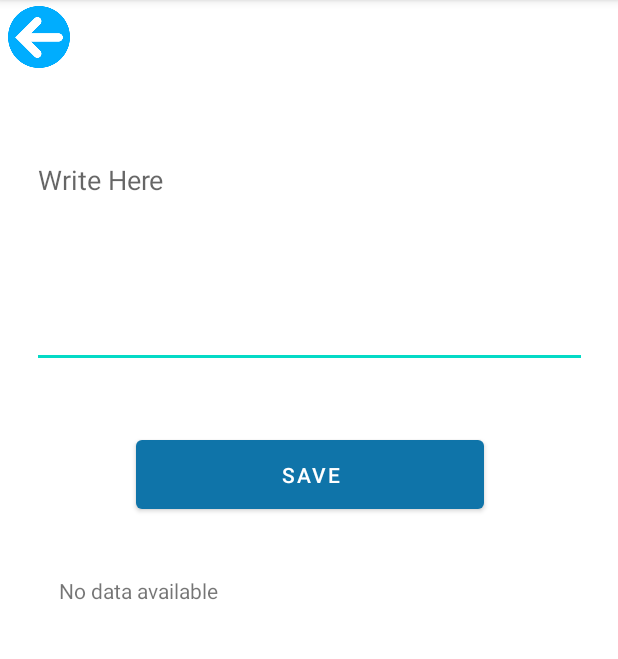
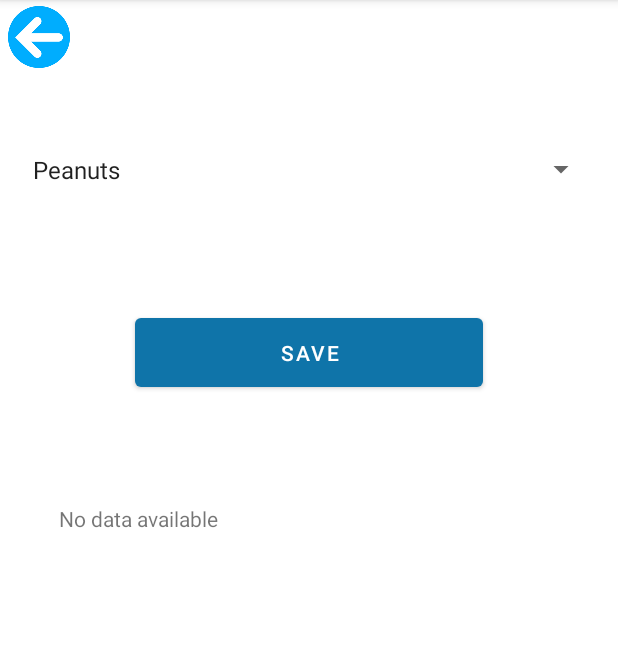
Before and after one commit to BALLLONG/LASTPROJECT, an Android app: the Personal_info screen opened directly, with no data from a screen before it, after a tap on "SAVE", on a phone screen of 412 x 824 dp, the part 84-743 px from its top. Run offline under Robolectric (Android 15) with nearby library versions, the phone set to English and light mode, and no system bars; our stand-ins replace Firebase (no records; nobody signed in at launch, a user with empty details on screens opened directly).

Commit message:
Test Spinner save data

```diff
--- a/app/src/main/java/com/example/LastProject/Personal_info.java
+++ b/app/src/main/java/com/example/LastProject/Personal_info.java
@@ -3,13 +3,13 @@ package com.example.LastProject;
 import androidx.annotation.NonNull;
 import androidx.appcompat.app.AppCompatActivity;
 
-import android.annotation.SuppressLint;
 import android.content.Intent;
 import android.os.Bundle;
 import android.view.View;
+import android.widget.ArrayAdapter;
 import android.widget.Button;
-import android.widget.EditText;
 import android.widget.ImageView;
+import android.widget.Spinner;
 import android.widget.TextView;
 import android.widget.Toast;
 
@@ -22,39 +22,79 @@ import com.google.firebase.database.DatabaseReference;
 import com.google.firebase.database.FirebaseDatabase;
 import com.google.firebase.database.ValueEventListener;
 
+import java.util.HashMap;
+import java.util.Map;
 
 public class Personal_info extends AppCompatActivity {
-    ImageView btnBack;
-    Button btnWrite;
-    TextView textView;
-    EditText wrtext;
-
+    private Spinner spinnerAllergies;
+    private ImageView btnBack;
+    private Button btnWrite;
+    private TextView textView;
+    private int nextIndex = 1; // Starting index for new entries
 
     @Override
     protected void onCreate(Bundle savedInstanceState) {
         super.onCreate(savedInstanceState);
         setContentView(R.layout.activity_personal_info);
         getSupportActionBar().setTitle("Food Allergies App");
-        btnBack = findViewById(R.id.btnBack);
+
+        spinnerAllergies = findViewById(R.id.spinnerAllergies);
+        btnWrite = findViewById(R.id.btnWrite);
+        btnBack  = findViewById(R.id.btnBack);
         textView = findViewById(R.id.textViewps);
-        btnWrite = findViewById(R.id.btnWrite);
-        wrtext = findViewById(R.id.WRtext);
-        //setListener();
-        //readText();
+
+        // Setting up Spinner with allergy options
+        ArrayAdapter<CharSequence> adapter = ArrayAdapter.createFromResource(this,
+                R.array.allergy_options, android.R.layout.simple_spinner_item);
+        adapter.setDropDownViewResource(android.R.layout.simple_spinner_dropdown_item);
+        spinnerAllergies.setAdapter(adapter);
+
+        btnWrite.setOnClickListener(new View.OnClickListener() {
+            @Override
+            public void onClick(View v) {
+                uploadData();
+            }
+        });
+
         showData();
     }
 
+    private void uploadData() {
+        String selectedAllergy = spinnerAllergies.getSelectedItem().toString();
+
+        DatabaseReference reference = FirebaseDatabase.getInstance().getReference("Personal_Upload/Food_Allergies");
+
+        // Create a new key (index) for the data
+        String newKey = "allergies" + nextIndex;
+
+        // Increment the index for the next entry
+        nextIndex++;
+
+        reference.child(newKey).setValue(selectedAllergy)
+                .addOnCompleteListener(new OnCompleteListener<Void>() {
+                    @Override
+                    public void onComplete(@NonNull Task<Void> task) {
+                        if (task.isSuccessful()) {
+                            Toast.makeText(Personal_info.this, "Saved", Toast.LENGTH_SHORT).show();
+                        }
+                    }
+                }).addOnFailureListener(new OnFailureListener() {
+                    @Override
+                    public void onFailure(@NonNull Exception e) {
+                        Toast.makeText(Personal_info.this, e.getMessage(), Toast.LENGTH_SHORT).show();
+                    }
+                });
+    }
+
     private void showData() {
-        DatabaseReference reference = FirebaseDatabase.getInstance().getReference("Personal_Upload");
+        DatabaseReference reference = FirebaseDatabase.getInstance().getReference("Personal_Upload/Food_Allergies");
         reference.addValueEventListener(new ValueEventListener() {
             @Override
             public void onDataChange(@NonNull DataSnapshot dataSnapshot) {
                 StringBuilder data = new StringBuilder();
                 for (DataSnapshot snapshot : dataSnapshot.getChildren()) {
-                    DataClass dataClass = snapshot.getValue(DataClass.class);
-                    if (dataClass != null) {
-                        data.append(dataClass.getAllergies()).append("\n");
-                    }
+                    String value = snapshot.getValue(String.class);
+                    data.append(value).append("\n");
                 }
                 if (data.length() == 0) {
                     data.append("No data available");
@@ -75,84 +115,5 @@ public class Personal_info extends AppCompatActivity {
                 startActivity(intent);
             }
         });
-        btnWrite.setOnClickListener(new View.OnClickListener() {
-            @Override
-            public void onClick(View v) {
-                uploadData();
-            }
-        });
-    }
-
-
-    private void uploadData() {
-
-        String text = wrtext.getText().toString();
-
-        DataClass dataClass = new DataClass(text);
-
-        FirebaseDatabase.getInstance().getReference("Personal_Upload").child("Food_Allergies")
-                .setValue(dataClass).addOnCompleteListener(new OnCompleteListener<Void>() {
-                    @Override
-                    public void onComplete(@NonNull Task<Void> task) {
-                        if (task.isSuccessful()) {
-                            Toast.makeText(Personal_info.this, "Saved", Toast.LENGTH_SHORT).show();
-                        }
-                    }
-                }).addOnFailureListener(new OnFailureListener() {
-                    @Override
-                    public void onFailure(@NonNull Exception e) {
-                        Toast.makeText(Personal_info.this, e.getMessage().toString(), Toast.LENGTH_SHORT).show();
-                    }
-                });
     }
 }
-
-
-    /*private void readText() {
-        String read = "";
-        try {
-            InputStream inputStream = openFileInput("Personal_Info.txt");
-            InputStreamReader inputStreamReader = new InputStreamReader(inputStream);
-            BufferedReader bufferedReader = new BufferedReader(inputStreamReader);
-
-            String reciving_text = "";
-            StringBuilder stringBuilder = new StringBuilder();
-            while ((reciving_text = bufferedReader.readLine()) != null){
-                stringBuilder.append("\n").append(reciving_text);
-            }
-            inputStream.close();
-            read = stringBuilder.toString();
-            textView.setText(read);
-
-        } catch (FileNotFoundException e) {
-            throw new RuntimeException(e);
-        } catch (IOException e) {
-            throw new RuntimeException(e);
-        }
-    }
-
-    private void setListener() {
-        btnWrite.setOnClickListener(new View.OnClickListener() {
-            @Override
-            public void onClick(View v) {
-                writeText(wrtext.getText().toString());
-            }
-        });
-
-    private void writeText(String text) {
-        try {
-            OutputStreamWriter outputStreamWriter = new OutputStreamWriter(openFileOutput("Personal_Info.txt",MODE_PRIVATE));
-            outputStreamWriter.write(text);
-            outputStreamWriter.close();
-
-            wrtext.setText(null);
-        } catch (FileNotFoundException e) {
-            throw new RuntimeException(e);
-        } catch (IOException e) {
-            throw new RuntimeException(e);
-        }
-        Toast.makeText(this,"Data is save",Toast.LENGTH_SHORT).show();
-        readText();
-    }
-
-}*/
--- a/app/src/main/res/layout/activity_personal_info.xml
+++ b/app/src/main/res/layout/activity_personal_info.xml
@@ -15,38 +15,40 @@
         android:layout_marginTop="4dp"
         app:layout_constraintStart_toStartOf="parent"
         app:layout_constraintTop_toTopOf="parent"
-        app:srcCompat="@drawable/back" />
+        app:srcCompat="@drawable/back"/>
 
     <Button
         android:id="@+id/btnWrite"
         android:layout_width="232dp"
         android:layout_height="58dp"
         android:layout_marginStart="126dp"
-        android:layout_marginTop="42dp"
+        android:layout_marginTop="68dp"
         android:layout_marginEnd="126dp"
         android:text="Save"
         app:layout_constraintEnd_toEndOf="parent"
-        app:layout_constraintHorizontal_bias="0.493"
+        app:layout_constraintHorizontal_bias="0.506"
         app:layout_constraintStart_toStartOf="parent"
-        app:layout_constraintTop_toBottomOf="@+id/WRtext" />
+        app:layout_constraintTop_toBottomOf="@+id/spinnerAllergies"
+        tools:ignore="MissingConstraints" />
 
-    <EditText
-        android:id="@+id/WRtext"
-        android:layout_width="370dp"
-        android:layout_height="148dp"
+    <Spinner
+        android:id="@+id/spinnerAllergies"
+        android:layout_width="match_parent"
+        android:layout_height="50dp"
         android:layout_marginStart="14dp"
-        android:layout_marginTop="97dp"
         android:layout_marginEnd="14dp"
-        android:layout_marginBottom="42dp"
+
         android:ems="10"
+        android:entries="@array/allergy_options"
         android:gravity="start|top"
         android:hint="Write Here"
         android:inputType="textMultiLine"
-        app:layout_constraintBottom_toTopOf="@+id/btnWrite"
+        app:layout_constraintBottom_toBottomOf="parent"
         app:layout_constraintEnd_toEndOf="parent"
+        app:layout_constraintHorizontal_bias="1.0"
         app:layout_constraintStart_toStartOf="parent"
         app:layout_constraintTop_toTopOf="parent"
-        app:layout_constraintVertical_bias="1.0" />
+        app:layout_constraintVertical_bias="0.123" />
 
     <TextView
         android:id="@+id/textViewps"
--- a/app/src/main/res/values/strings.xml
+++ b/app/src/main/res/values/strings.xml
@@ -1,3 +1,13 @@
 <resources>
     <string name="app_name">LastProject</string>
+        <string-array name="allergy_options">
+            <item>Peanuts</item>
+            <item>Tree Nuts</item>
+            <item>Milk</item>
+            <item>Eggs</item>
+            <item>Soy</item>
+            <item>Wheat</item>
+            <item>Fish</item>
+            <item>Shellfish</item>
+        </string-array>
 </resources>
```
Also changed, not shown: app/src/main/java/com/example/LastProject/MainActivity.java (+0 -27 lines), app/src/main/res/layout/activity_main.xml (+0 -9 lines), app/src/main/res/drawable/list.png (added), app/src/main/res/drawable/psic2.png (added).
